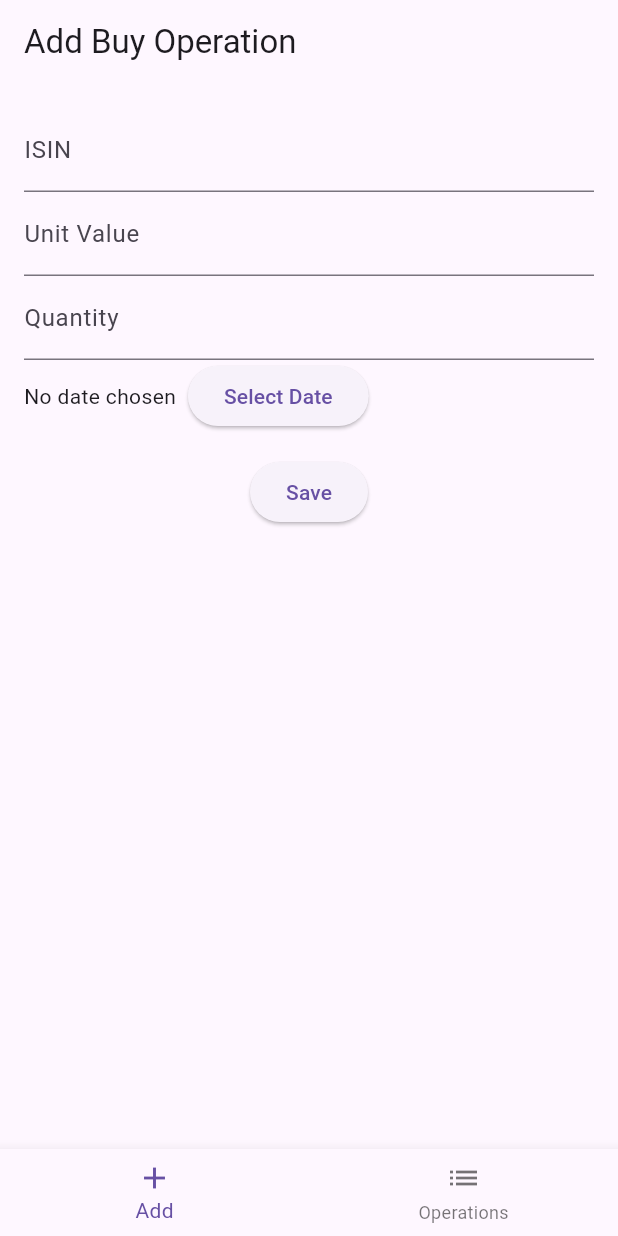
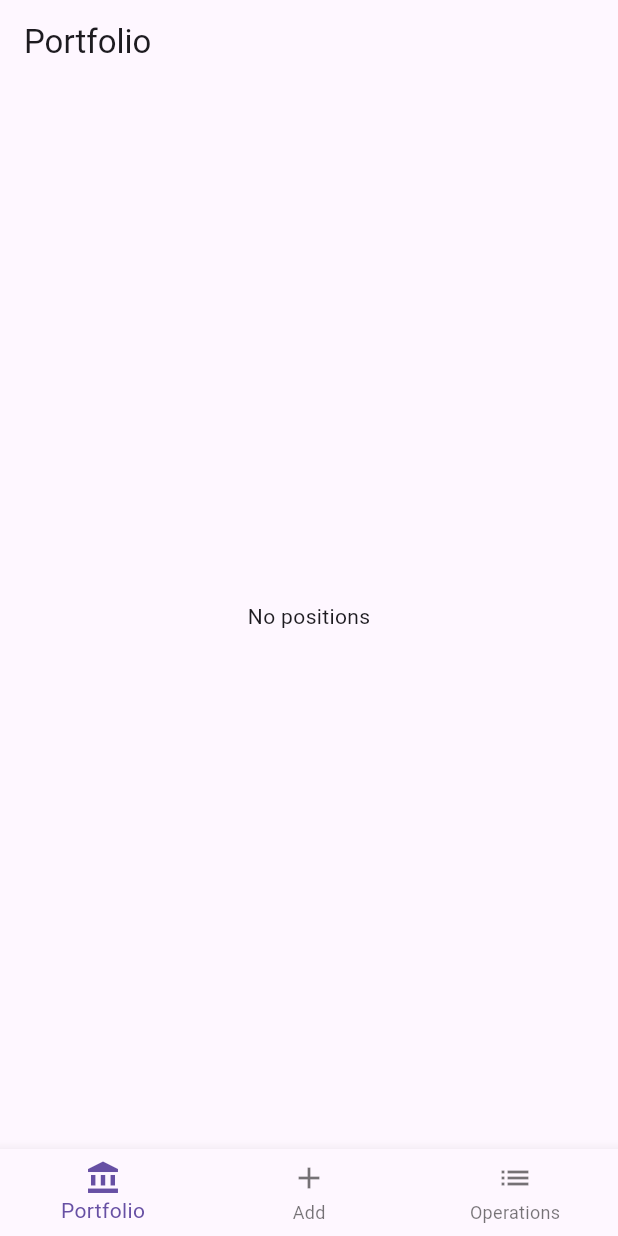
Before and after one commit to polku/fortuna, a Flutter app: the screen it shows after launch, on a phone screen of 412 x 824 dp. Run offline on Flutter 3.47's test engine with Material 3 defaults, Android fonts, the phone set to English and light mode, and no system bars; our stand-ins replace sqflite; accounts and stored records are empty.

Commit message:
Add portfolio page

```diff
--- a/lib/db_helper.dart
+++ b/lib/db_helper.dart
@@ -42,4 +42,10 @@ class DbHelper {
     final db = await database;
     return await db.query('operations', orderBy: 'date DESC');
   }
+
+  Future<List<Map<String, dynamic>>> getPositions() async {
+    final db = await database;
+    return await db.rawQuery(
+        'SELECT isin, SUM(quantity) as quantity FROM operations GROUP BY isin');
+  }
 }
--- a/lib/main.dart
+++ b/lib/main.dart
@@ -28,6 +28,7 @@ class _HomePageState extends State<HomePage> {
   int _currentIndex = 0;
 
   final List<Widget> _pages = const [
+    PortfolioPage(),
     BuyOperationPage(),
     OperationsListPage(),
   ];
@@ -41,6 +42,10 @@ class _HomePageState extends State<HomePage> {
         onTap: (index) => setState(() => _currentIndex = index),
         items: const [
           BottomNavigationBarItem(
+            icon: Icon(Icons.account_balance),
+            label: 'Portfolio',
+          ),
+          BottomNavigationBarItem(
             icon: Icon(Icons.add),
             label: 'Add',
           ),
@@ -49,6 +54,63 @@ class _HomePageState extends State<HomePage> {
             label: 'Operations',
           ),
         ],
+      ),
+    );
+  }
+}
+
+class PortfolioPage extends StatelessWidget {
+  const PortfolioPage({Key? key}) : super(key: key);
+
+  @override
+  Widget build(BuildContext context) {
+    return Scaffold(
+      appBar: AppBar(title: const Text('Portfolio')),
+      body: FutureBuilder<List<Map<String, dynamic>>>(
+        future: DbHelper.instance.getPositions(),
+        builder: (context, snapshot) {
+          if (snapshot.connectionState == ConnectionState.waiting) {
+            return const Center(child: CircularProgressIndicator());
+          }
+          if (!snapshot.hasData || snapshot.data!.isEmpty) {
+            return const Center(child: Text('No positions'));
+          }
+          final positions = snapshot.data!;
+          double total = 0;
+          for (var p in positions) {
+            final qty = p['quantity'] as num;
+            total += qty * 100;
+          }
+          return Column(
+            crossAxisAlignment: CrossAxisAlignment.stretch,
+            children: [
+              Padding(
+                padding: const EdgeInsets.all(16),
+                child: Text(
+                  'Total: \u20ac${total.toStringAsFixed(2)}',
+                  style: Theme.of(context).textTheme.headline5,
+                  textAlign: TextAlign.center,
+                ),
+              ),
+              Expanded(
+                child: ListView.builder(
+                  itemCount: positions.length,
+                  itemBuilder: (context, index) {
+                    final pos = positions[index];
+                    final qty = pos['quantity'] as num;
+                    final value = qty * 100;
+                    return ListTile(
+                      title: Text(pos['isin']),
+                      subtitle: Text('Qty: ${qty.toString()}'),
+                      trailing:
+                          Text('\u20ac${value.toStringAsFixed(2)}'),
+                    );
+                  },
+                ),
+              ),
+            ],
+          );
+        },
       ),
     );
   }
```
Also changed, not shown: 1 other file.
